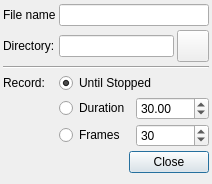
Above: kstars/indi/recordingoptions.ui from KDE/kstars before the change. Below: the same form after it.
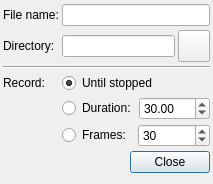
That is the form after the change.

```diff
--- a/kstars/indi/recordingoptions.ui
+++ b/kstars/indi/recordingoptions.ui
@@ -37,7 +37,7 @@
         <string>Record stream for specified duration in seconds</string>
        </property>
        <property name="text">
-        <string>Duration</string>
+        <string>Duration:</string>
        </property>
       </widget>
      </item>
@@ -163,7 +163,7 @@
         <string>Record stream until this many frames are captured</string>
        </property>
        <property name="text">
-        <string>Frames</string>
+        <string>Frames:</string>
        </property>
       </widget>
      </item>
@@ -191,7 +191,7 @@
       <string>Record stream until manually stopped</string>
      </property>
      <property name="text">
-      <string>Until Stopped</string>
+      <string>Until stopped</string>
      </property>
      <property name="checked">
       <bool>true</bool>
@@ -212,7 +212,7 @@
 &lt;/body&gt;&lt;/html&gt;</string>
      </property>
      <property name="text">
-      <string>File name</string>
+      <string>File name:</string>
      </property>
     </widget>
    </item>
```
